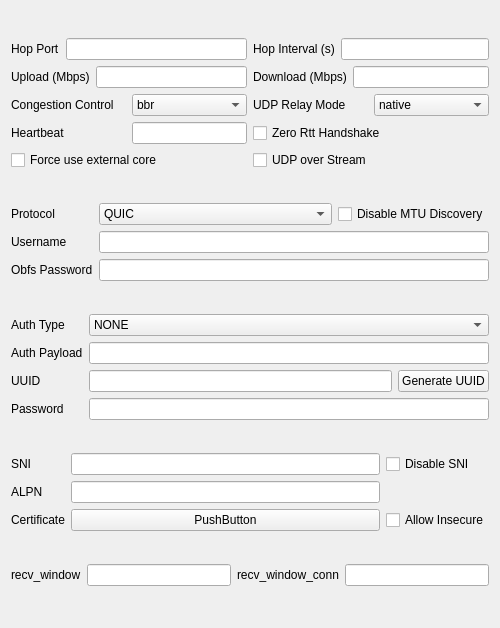
Before: the Qt Designer form ui/edit/edit_quic.ui in MatsuriDayo/nekoray, drawn with Qt 5.
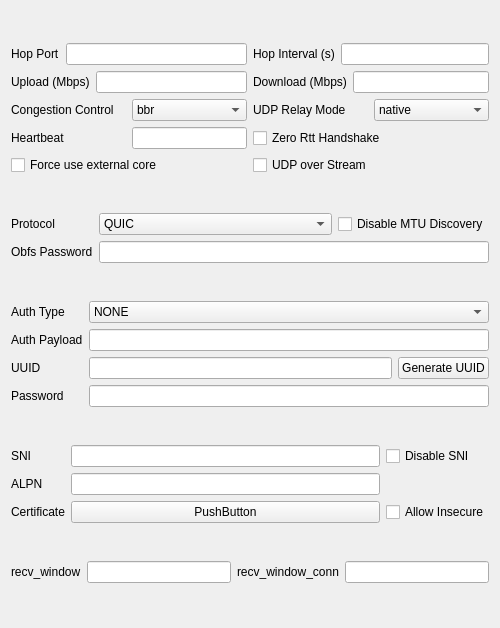
After: the same form once the commit is applied. Custom widgets are drawn as their Qt base class.

The edit to the form file:
```diff
--- a/ui/edit/edit_quic.ui
+++ b/ui/edit/edit_quic.ui
@@ -176,16 +176,20 @@
    </item>
    <item>
     <layout class="QGridLayout" name="obfuscation">
-     <item row="2" column="1">
-      <widget class="MyLineEdit" name="obfsPassword"/>
-     </item>
-     <item row="2" column="0">
+     <item row="1" column="0">
       <widget class="QLabel" name="obfsPassword_l">
        <property name="text">
         <string>Obfs Password</string>
        </property>
       </widget>
      </item>
+     <item row="0" column="0">
+      <widget class="QLabel" name="hyProtocol_l">
+       <property name="text">
+        <string>Protocol</string>
+       </property>
+      </widget>
+     </item>
      <item row="0" column="1">
       <layout class="QHBoxLayout" name="horizontalLayout_2">
        <item>
@@ -222,22 +226,8 @@
        </item>
       </layout>
      </item>
-     <item row="0" column="0">
-      <widget class="QLabel" name="hyProtocol_l">
-       <property name="text">
-        <string>Protocol</string>
-       </property>
-      </widget>
-     </item>
-     <item row="1" column="0">
-      <widget class="QLabel" name="username_l">
-       <property name="text">
-        <string>Username</string>
-       </property>
-      </widget>
-     </item>
      <item row="1" column="1">
-      <widget class="MyLineEdit" name="username"/>
+      <widget class="MyLineEdit" name="obfsPassword"/>
      </item>
     </layout>
    </item>
@@ -262,7 +252,7 @@
      <item row="1" column="0">
       <widget class="QLabel" name="authPayload_l">
        <property name="sizePolicy">
-        <sizepolicy hsizetype="Preferred" vsizetype="Maximum">
+        <sizepolicy hsizetype="Maximum" vsizetype="Preferred">
          <horstretch>0</horstretch>
          <verstretch>0</verstretch>
         </sizepolicy>
@@ -275,7 +265,7 @@
      <item row="3" column="0">
       <widget class="QLabel" name="password_l">
        <property name="sizePolicy">
-        <sizepolicy hsizetype="Preferred" vsizetype="Maximum">
+        <sizepolicy hsizetype="Maximum" vsizetype="Preferred">
          <horstretch>0</horstretch>
          <verstretch>0</verstretch>
         </sizepolicy>
@@ -287,12 +277,6 @@
      </item>
      <item row="2" column="0">
       <widget class="QLabel" name="uuid_l">
-       <property name="sizePolicy">
-        <sizepolicy hsizetype="Preferred" vsizetype="Maximum">
-         <horstretch>0</horstretch>
-         <verstretch>0</verstretch>
-        </sizepolicy>
-       </property>
        <property name="text">
         <string notr="true">UUID</string>
        </property>
```
Left out of the diff: 1 changed line with no effect on the pictures.
